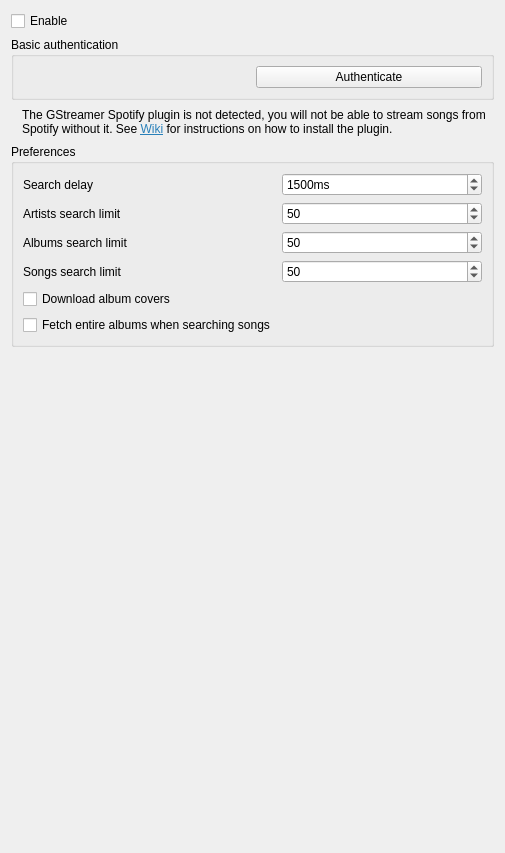
Above: src/settings/spotifysettingspage.ui from strawberrymusicplayer/strawberry before the change. Below: the same form after it.
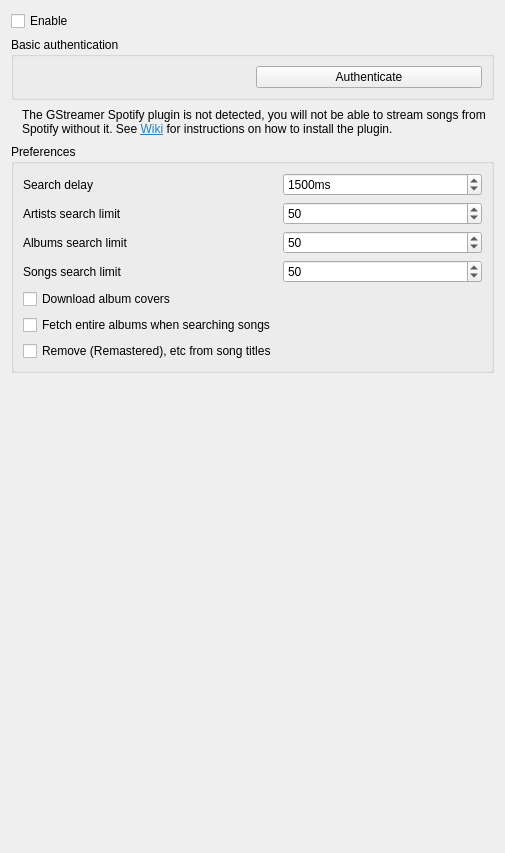
That is the form after the change. Icons and pictures are not drawn. Custom widgets are drawn as their Qt base class.

Commit message: Add option not to remove "Remastered", etc from song titles

Diff of the .ui file:
```diff
--- a/src/settings/spotifysettingspage.ui
+++ b/src/settings/spotifysettingspage.ui
@@ -202,6 +202,13 @@
         </property>
        </widget>
       </item>
+      <item row="6" column="0">
+       <widget class="QCheckBox" name="checkbox_remove_remastered">
+        <property name="text">
+         <string>Remove (Remastered), etc from song titles</string>
+        </property>
+       </widget>
+      </item>
      </layout>
     </widget>
    </item>
```
The commit also changes 17 other files.
